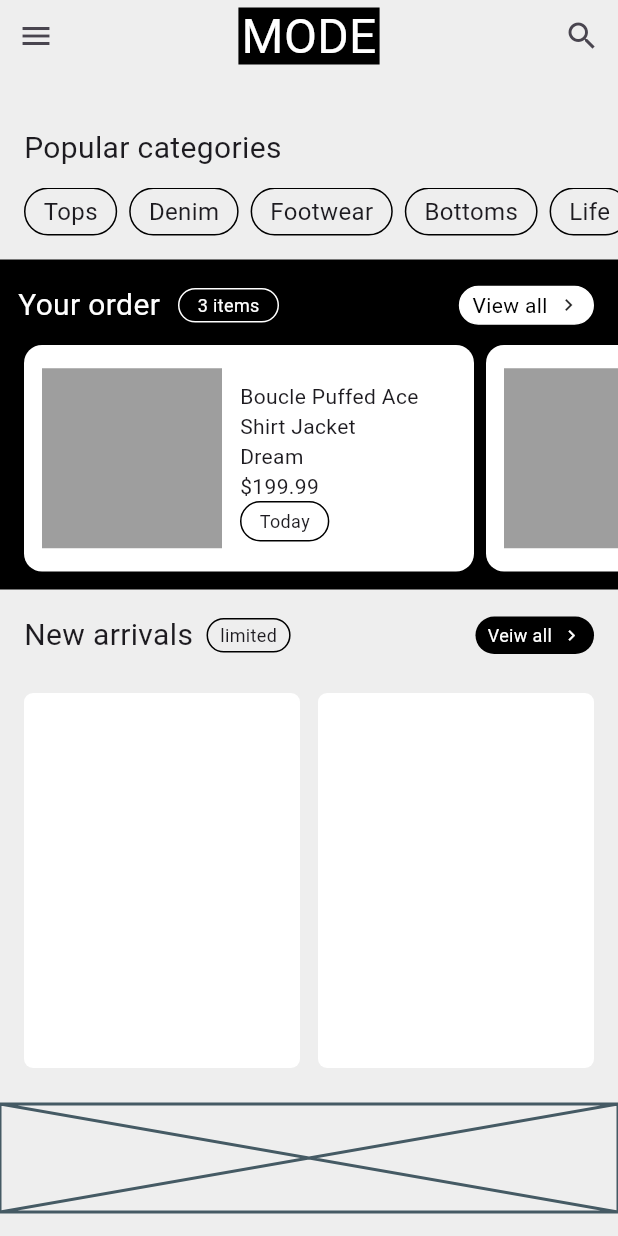
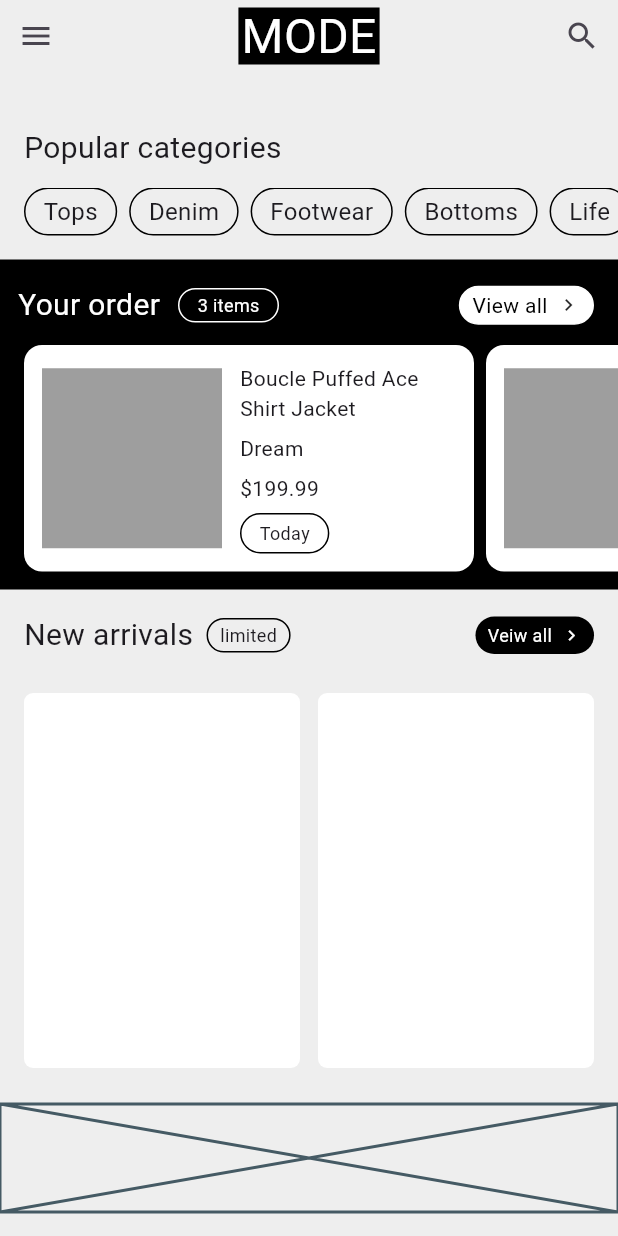
Before and after one commit to JAICHANGPARK/flutter_notebook_chapter_49, a Flutter app: the ECommerceHomePage screen opened directly, on a phone screen of 412 x 824 dp. Run offline on Flutter 3.47's test engine with Material 3 defaults, Android fonts, the phone set to English and light mode, and no system bars; our stand-ins replace gap, google_fonts; Roboto replaces fonts that are missing (Akshar).

Commit message:
Update e_commerce_home_page.dart

```diff
--- a/lib/ep2451_e_commerce_app/ui/e_commerce_home_page.dart
+++ b/lib/ep2451_e_commerce_app/ui/e_commerce_home_page.dart
@@ -162,8 +162,9 @@ class _ECommerceHomePageState extends State<ECommerceHomePage> {
 
                                 Expanded(
                                   child: Padding(
-                                    padding: const EdgeInsets.all(12.0),
+                                    padding: const EdgeInsets.only(left: 12,),
                                     child: Column(
+                                      mainAxisAlignment: .spaceBetween,
                                       crossAxisAlignment: .start,
                                       children: [
                                         Text("Boucle Puffed Ace Shirt Jacket"),
```
